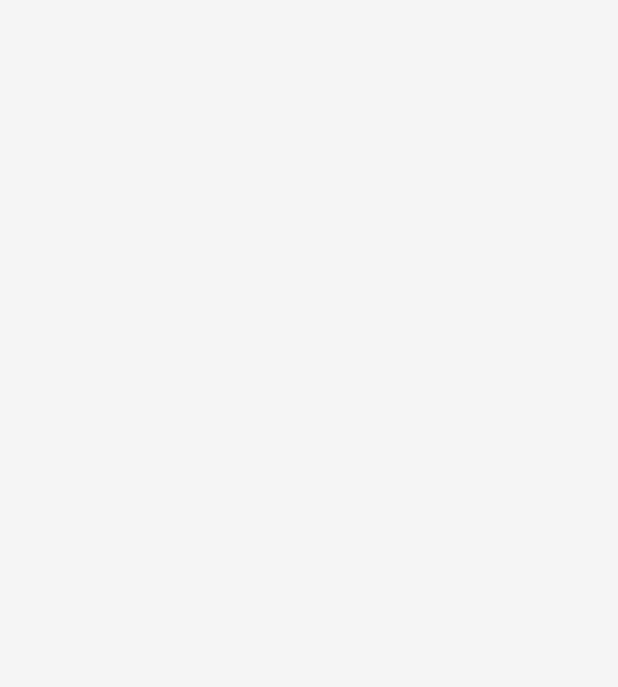
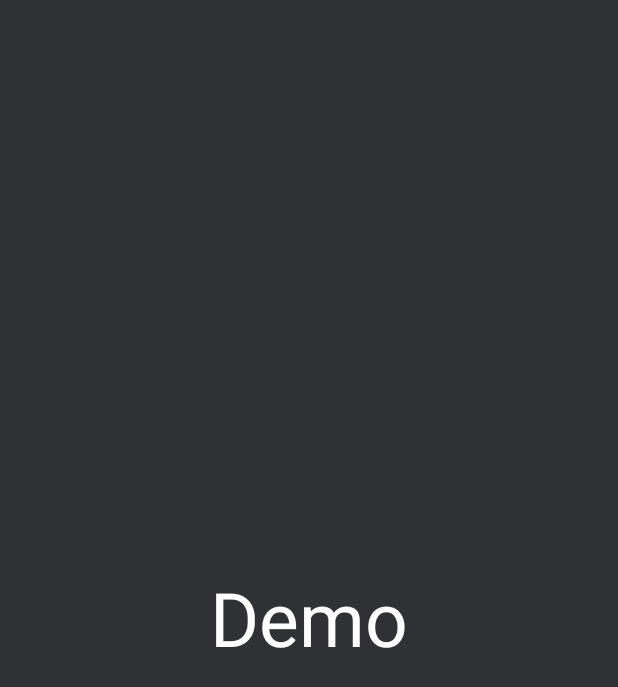
Before and after one commit to jeanboydev/Android-MVP-Demo, an Android app: the first screen one second after launch (SplashActivity), on a phone screen of 412 x 824 dp. Before the commit the part shown is empty. Shown: the top 687 px of the screen. Run offline under Robolectric (Android 15) with nearby library versions, the phone set to English and light mode, and no system bars; our stand-ins replace ButterKnife; libraries missing offline, so code that uses them is left out: com.raizlabs.android.

```diff
--- a/app/src/main/java/com/jeanboy/app/base/BaseActivity.java
+++ b/app/src/main/java/com/jeanboy/app/base/BaseActivity.java
@@ -7,7 +7,10 @@ import android.support.v7.widget.Toolbar;
 import android.view.View;
 import android.widget.TextView;
 
-import com.example.next.demo.R;
+import com.jeanboy.app.R;
+
+import butterknife.ButterKnife;
+
 
 /**
  * Created by Next on 2016/7/4.
@@ -35,6 +38,7 @@ public abstract class BaseActivity extends AppCompatActivity {
         super.onCreate(savedInstanceState);
         setContentView(getLayoutId());
         TAG = getTag(BaseActivity.class).getSimpleName();
+        ButterKnife.bind(this);
         setupActionBar();
         setupView();
     }
--- a/app/src/main/java/com/jeanboy/app/base/MainApplication.java
+++ b/app/src/main/java/com/jeanboy/app/base/MainApplication.java
@@ -3,6 +3,8 @@ package com.jeanboy.app.base;
 import android.app.Application;
 
 import com.jeanboy.common.crash.CrashHandler;
+import com.raizlabs.android.dbflow.config.FlowConfig;
+import com.raizlabs.android.dbflow.config.FlowManager;
 
 /**
  * Created by Next on 2016/7/4.
@@ -21,5 +23,6 @@ public class MainApplication extends Application {
      */
     public void init() {
         CrashHandler.getInstance().init(this);//初始化crash
+        FlowManager.init(new FlowConfig.Builder(this).build());//初始化DBFlow
     }
 }
--- a/app/src/main/java/com/jeanboy/app/ui/action/MainActivity.java
+++ b/app/src/main/java/com/jeanboy/app/ui/action/MainActivity.java
@@ -3,7 +3,8 @@ package com.jeanboy.app.ui.action;
 import android.os.Bundle;
 import android.support.v7.app.AppCompatActivity;
 
-import com.example.next.demo.R;
+import com.jeanboy.app.R;
+
 
 public class MainActivity extends AppCompatActivity {
 
--- a/app/src/main/java/com/jeanboy/app/ui/action/SplashActivity.java
+++ b/app/src/main/java/com/jeanboy/app/ui/action/SplashActivity.java
@@ -1,15 +1,71 @@
 package com.jeanboy.app.ui.action;
 
+import android.annotation.SuppressLint;
+import android.content.Intent;
 import android.os.Bundle;
-import android.support.v7.app.AppCompatActivity;
+import android.os.Handler;
+import android.support.v7.app.ActionBar;
+import android.widget.TextView;
 
-import com.example.next.demo.R;
+import com.jeanboy.app.R;
+import com.jeanboy.app.base.BaseActivity;
+import com.jeanboy.common.utils.AppUtil;
 
-public class SplashActivity extends AppCompatActivity {
+import butterknife.BindView;
+
+
+public class SplashActivity extends BaseActivity {
+
+    @BindView(R.id.tv_version)
+    TextView tv_version;
+
+    private static final int DELAY_MILLIS = 1500;
+    private final Handler mHideHandler = new Handler();
+    private final Runnable mJumpRunnable = new Runnable() {
+        @SuppressLint("InlinedApi")
+        @Override
+        public void run() {
+            startActivity(new Intent(SplashActivity.this, MainActivity.class));
+            SplashActivity.this.finish();
+        }
+    };
+
 
     @Override
-    protected void onCreate(Bundle savedInstanceState) {
-        super.onCreate(savedInstanceState);
-        setContentView(R.layout.activity_slpash);
+    public Class getTag(Class clazz) {
+        return SplashActivity.class;
     }
+
+    @Override
+    public int getLayoutId() {
+        return R.layout.activity_slpash;
+    }
+
+    @Override
+    public void setupView() {
+        tv_version.setText(AppUtil.getVersionName(this));
+    }
+
+    @Override
+    public void initData() {
+
+    }
+
+    @Override
+    protected void onPostCreate(Bundle savedInstanceState) {
+        super.onPostCreate(savedInstanceState);
+
+        ActionBar actionBar = getSupportActionBar();
+        if (actionBar != null) {
+            actionBar.hide();
+        }
+
+        delayedHide(DELAY_MILLIS);
+    }
+
+    private void delayedHide(int delayMillis) {
+        mHideHandler.removeCallbacks(mJumpRunnable);
+        mHideHandler.postDelayed(mJumpRunnable, delayMillis);
+    }
+
 }
--- a/app/src/main/java/com/jeanboy/app/ui/action/login/LoginActivity.java
+++ b/app/src/main/java/com/jeanboy/app/ui/action/login/LoginActivity.java
@@ -4,7 +4,7 @@ import android.os.Bundle;
 import android.support.v7.app.AppCompatActivity;
 import android.view.View;
 
-import com.example.next.demo.R;
+import com.jeanboy.app.R;
 import com.jeanboy.app.base.BaseRemote;
 import com.jeanboy.app.model.bean.UserBean;
 import com.jeanboy.app.tasks.contract.UserContract;
--- a/app/src/main/java/com/jeanboy/app/ui/action/settings/SettingsActivity.java
+++ b/app/src/main/java/com/jeanboy/app/ui/action/settings/SettingsActivity.java
@@ -3,7 +3,8 @@ package com.jeanboy.app.ui.action.settings;
 import android.os.Bundle;
 import android.support.v7.app.AppCompatActivity;
 
-import com.example.next.demo.R;
+import com.jeanboy.app.R;
+
 
 public class SettingsActivity extends AppCompatActivity {
 
--- a/app/src/main/res/layout/activity_slpash.xml
+++ b/app/src/main/res/layout/activity_slpash.xml
@@ -3,10 +3,31 @@
     xmlns:tools="http://schemas.android.com/tools"
     android:layout_width="match_parent"
     android:layout_height="match_parent"
+    android:background="@color/colorPrimaryDark"
     android:paddingBottom="@dimen/activity_vertical_margin"
     android:paddingLeft="@dimen/activity_horizontal_margin"
     android:paddingRight="@dimen/activity_horizontal_margin"
     android:paddingTop="@dimen/activity_vertical_margin"
     tools:context="com.jeanboy.app.ui.action.SplashActivity">
 
+    <TextView
+        android:layout_width="wrap_content"
+        android:layout_height="wrap_content"
+        android:layout_centerInParent="true"
+        android:text="@string/app_name"
+        android:textColor="@android:color/white"
+        android:textSize="50sp" />
+
+
+    <TextView
+        android:id="@+id/tv_version"
+        android:layout_width="wrap_content"
+        android:layout_height="wrap_content"
+        android:layout_alignParentBottom="true"
+        android:layout_centerInParent="true"
+        android:text="v1.0"
+        android:layout_marginBottom="20dp"
+        android:textColor="@android:color/white"
+        android:textSize="12sp" />
+
 </RelativeLayout>
```
Also changed, not shown: app/build.gradle (+15 -3 lines), app/src/main/AndroidManifest.xml (+6 -5 lines), build.gradle (+9 -1 lines).
